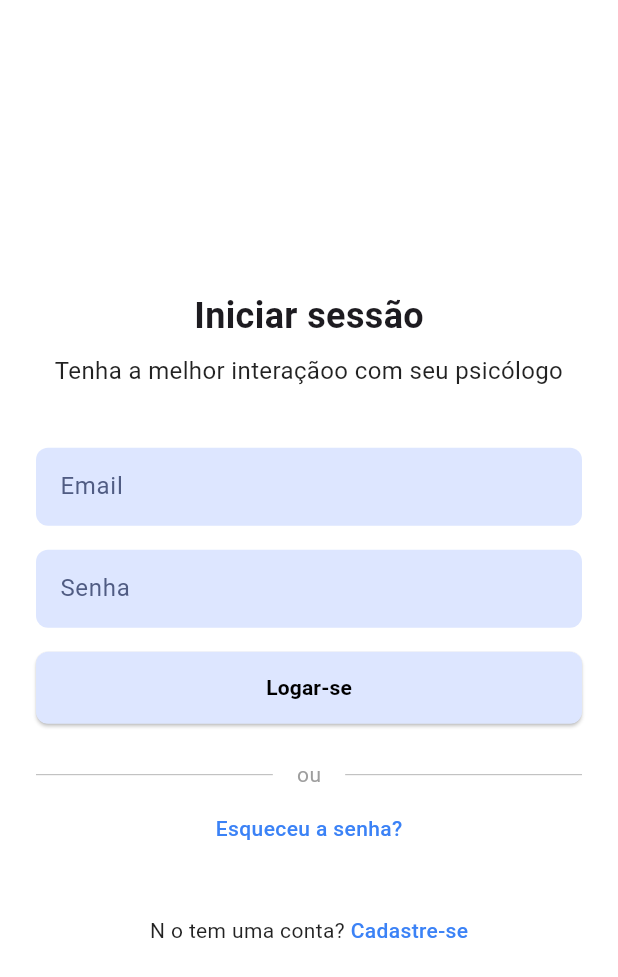
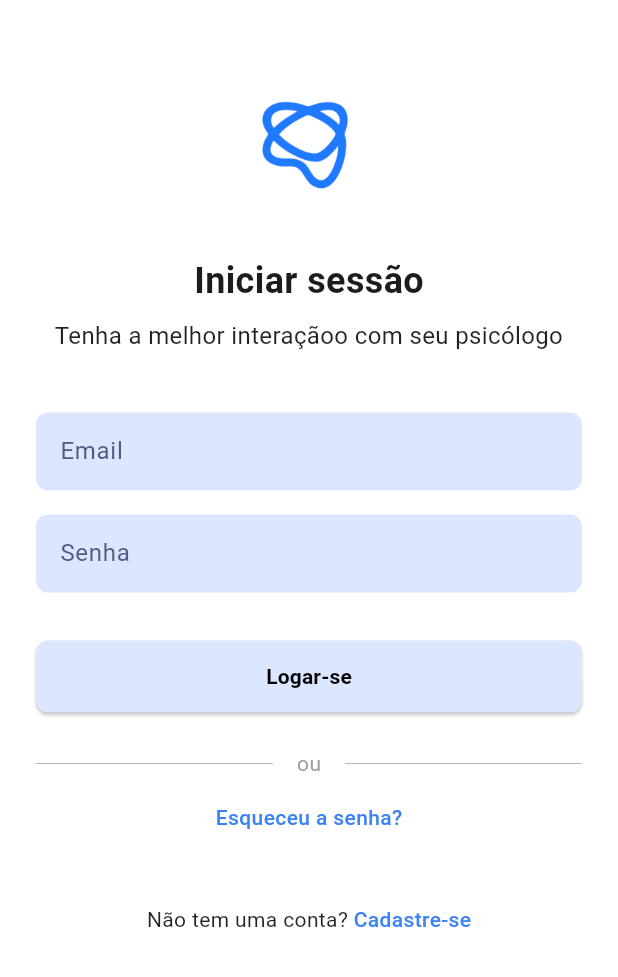
Before and after one commit to LiraTecnologic/helppsico-mobile, a Flutter app: the screen it shows after launch, on a phone screen of 412 x 824 dp. Shown: the top 977 px of the screen. Run offline on Flutter 3.47's test engine with Material 3 defaults, Android fonts, the phone set to English and light mode, and no system bars.

Commit message:
#MTR01:feat/adicionando logoAzul na tela de login

```diff
--- a/helppsico_mobile/lib/presentation/screens/login_screen.dart
+++ b/helppsico_mobile/lib/presentation/screens/login_screen.dart
@@ -1,4 +1,3 @@
-
 import 'package:flutter/material.dart';
 import '../widgets/custom_button.dart';
 import '../widgets/custom_text_field.dart';
@@ -15,15 +14,16 @@ class LoginScreen extends StatelessWidget {
     return Scaffold(
       backgroundColor: Colors.white,
       body: SafeArea(
+        child: Stack(
+          children: [
+            // widgets, com um padding superior para liberar espaço para o logo
+            SingleChildScrollView(
+              padding: const EdgeInsets.only(top: 170),
               child: Padding(
                 padding: const EdgeInsets.symmetric(horizontal: 24.0),
-          child: Center(
-            child: SingleChildScrollView(
                 child: Column(
-                mainAxisAlignment: MainAxisAlignment.center,
                   crossAxisAlignment: CrossAxisAlignment.center,
                   children: [
-
                     const Text(
                       'Iniciar sessão',
                       style: TextStyle(
@@ -41,7 +41,6 @@ class LoginScreen extends StatelessWidget {
                       ),
                     ),
                     const SizedBox(height: 32.0),
-
                     const CustomTextField(
                       hintText: 'Email',
                       keyboardType: TextInputType.emailAddress,
@@ -50,21 +49,16 @@ class LoginScreen extends StatelessWidget {
                       hintText: 'Senha',
                       obscureText: true,
                     ),
-
-
+                    const SizedBox(height: 16.0),
                     CustomButton(
                       text: 'Logar-se',
                       onPressed: () {
-
+                        // lógica de login
                       },
                     ),
-
-
                     const SizedBox(height: 16.0),
                     const TextDivider(text: 'ou'),
                     const SizedBox(height: 16.0),
-
-
                     Center(
                       child: TextLink(
                         text: 'Esqueceu a senha?',
@@ -73,14 +67,12 @@ class LoginScreen extends StatelessWidget {
                         },
                       ),
                     ),
-
-
                     const SizedBox(height: 48.0),
                     Row(
                       mainAxisAlignment: MainAxisAlignment.center,
                       children: [
                         const Text(
-                        'N o tem uma conta? ',
+                          'Não tem uma conta? ',
                           style: TextStyle(
                             fontSize: 14.0,
                             color: Colors.black87,
@@ -89,7 +81,7 @@ class LoginScreen extends StatelessWidget {
                         TextLink(
                           text: 'Cadastre-se',
                           onTap: () {
-
+                            // lógica de cadastro
                           },
                         ),
                       ],
@@ -98,6 +90,19 @@ class LoginScreen extends StatelessWidget {
                 ),
               ),
             ),
+            // Logo posicionada de forma absoluta na parte superior
+            Positioned(
+              top: 20,
+              left: 0,
+              right: 0,
+              child: Center(
+                child: Image.asset(
+                  'assets/images/logoAzul.png',
+                  height: 150,
+                ),
+              ),
+            ),
+          ],
         ),
       ),
     );
--- a/helppsico_mobile/pubspec.yaml
+++ b/helppsico_mobile/pubspec.yaml
@@ -51,6 +51,8 @@ dev_dependencies:
 
 # The following section is specific to Flutter packages.
 flutter:
+  assets:
+    - assets/images/
 
   # The following line ensures that the Material Icons font is
   # included with your application, so that you can use the icons in
```
Also changed, not shown: helppsico_mobile/assets/images/logoAzul.png (added). Lines whose indentation alone changed are shown as unchanged.
